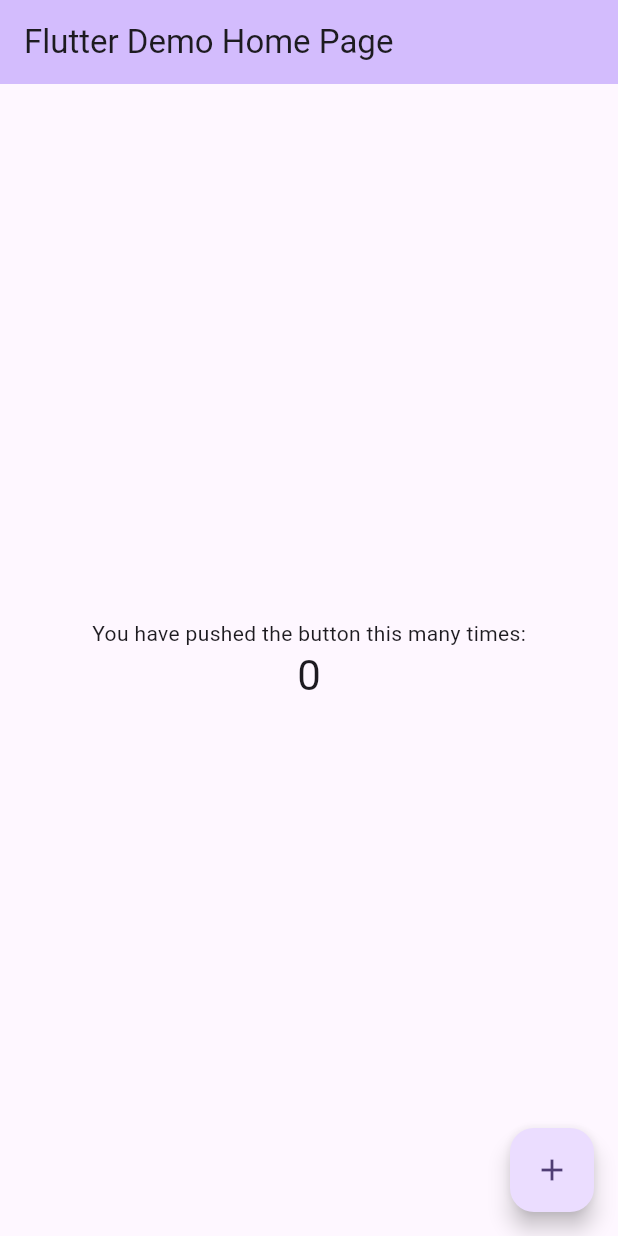
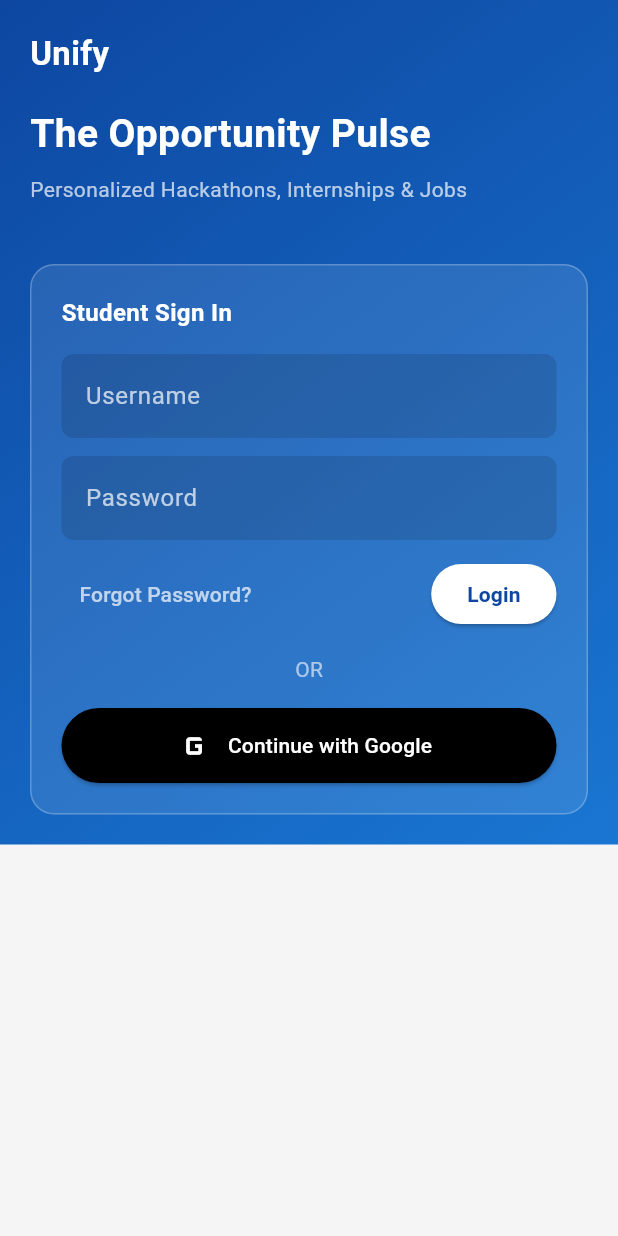
Before and after one commit to Naveen-kit/opportunity_pulse, a Flutter app: the screen it shows after launch, on a phone screen of 412 x 824 dp. Run offline on Flutter 3.47's test engine with Material 3 defaults, Android fonts, the light colour scheme and no system bars.

Commit message:
Final UniPulse app (login + dashboard + filters + API + UI)

```diff
--- a/lib/main.dart
+++ b/lib/main.dart
@@ -1,122 +1,24 @@
 import 'package:flutter/material.dart';
+import 'screens/login_screen.dart';
 
 void main() {
-  runApp(const MyApp());
+  runApp(const UnifyApp());
 }
 
-class MyApp extends StatelessWidget {
-  const MyApp({super.key});
+class UnifyApp extends StatelessWidget {
+  const UnifyApp({super.key});
 
-  // This widget is the root of your application.
   @override
   Widget build(BuildContext context) {
     return MaterialApp(
-      title: 'Flutter Demo',
+      title: 'Unify - Opportunity Pulse',
+      debugShowCheckedModeBanner: false,
       theme: ThemeData(
-        // This is the theme of your application.
-        //
-        // TRY THIS: Try running your application with "flutter run". You'll see
-        // the application has a purple toolbar. Then, without quitting the app,
-        // try changing the seedColor in the colorScheme below to Colors.green
-        // and then invoke "hot reload" (save your changes or press the "hot
-        // reload" button in a Flutter-supported IDE, or press "r" if you used
-        // the command line to start the app).
-        //
-        // Notice that the counter didn't reset back to zero; the application
-        // state is not lost during the reload. To reset the state, use hot
-        // restart instead.
-        //
-        // This works for code too, not just values: Most code changes can be
-        // tested with just a hot reload.
-        colorScheme: .fromSeed(seedColor: Colors.deepPurple),
+        primaryColor: const Color(0xFF0D47A1),
+        scaffoldBackgroundColor: Colors.grey[100],
+        colorScheme: ColorScheme.fromSeed(seedColor: const Color(0xFF0D47A1)),
       ),
-      home: const MyHomePage(title: 'Flutter Demo Home Page'),
+      home: const LoginScreen(),
     );
   }
 }
-
-class MyHomePage extends StatefulWidget {
-  const MyHomePage({super.key, required this.title});
-
-  // This widget is the home page of your application. It is stateful, meaning
-  // that it has a State object (defined below) that contains fields that affect
-  // how it looks.
-
-  // This class is the configuration for the state. It holds the values (in this
-  // case the title) provided by the parent (in this case the App widget) and
-  // used by the build method of the State. Fields in a Widget subclass are
-  // always marked "final".
-
-  final String title;
-
-  @override
-  State<MyHomePage> createState() => _MyHomePageState();
-}
-
-class _MyHomePageState extends State<MyHomePage> {
-  int _counter = 0;
-
-  void _incrementCounter() {
-    setState(() {
-      // This call to setState tells the Flutter framework that something has
-      // changed in this State, which causes it to rerun the build method below
-      // so that the display can reflect the updated values. If we changed
-      // _counter without calling setState(), then the build method would not be
-      // called again, and so nothing would appear to happen.
-      _counter++;
-    });
-  }
-
-  @override
-  Widget build(BuildContext context) {
-    // This method is rerun every time setState is called, for instance as done
-    // by the _incrementCounter method above.
-    //
-    // The Flutter framework has been optimized to make rerunning build methods
-    // fast, so that you can just rebuild anything that needs updating rather
-    // than having to individually change instances of widgets.
-    return Scaffold(
-      appBar: AppBar(
-        // TRY THIS: Try changing the color here to a specific color (to
-        // Colors.amber, perhaps?) and trigger a hot reload to see the AppBar
-        // change color while the other colors stay the same.
-        backgroundColor: Theme.of(context).colorScheme.inversePrimary,
-        // Here we take the value from the MyHomePage object that was created by
-        // the App.build method, and use it to set our appbar title.
-        title: Text(widget.title),
-      ),
-      body: Center(
-        // Center is a layout widget. It takes a single child and positions it
-        // in the middle of the parent.
-        child: Column(
-          // Column is also a layout widget. It takes a list of children and
-          // arranges them vertically. By default, it sizes itself to fit its
-          // children horizontally, and tries to be as tall as its parent.
-          //
-          // Column has various properties to control how it sizes itself and
-          // how it positions its children. Here we use mainAxisAlignment to
-          // center the children vertically; the main axis here is the vertical
-          // axis because Columns are vertical (the cross axis would be
-          // horizontal).
-          //
-          // TRY THIS: Invoke "debug painting" (choose the "Toggle Debug Paint"
-          // action in the IDE, or press "p" in the console), to see the
-          // wireframe for each widget.
-          mainAxisAlignment: .center,
-          children: [
-            const Text('You have pushed the button this many times:'),
-            Text(
-              '$_counter',
-              style: Theme.of(context).textTheme.headlineMedium,
-            ),
-          ],
-        ),
-      ),
-      floatingActionButton: FloatingActionButton(
-        onPressed: _incrementCounter,
-        tooltip: 'Increment',
-        child: const Icon(Icons.add),
-      ),
-    );
-  }
-}
--- /dev/null
+++ b/lib/screens/login_screen.dart
@@ -0,0 +1,139 @@
+import 'package:flutter/material.dart';
+import '../services/auth_service.dart';
+import 'dashboard_screen.dart';
+
+class LoginScreen extends StatefulWidget {
+  const LoginScreen({super.key});
+
+  @override
+  State<LoginScreen> createState() => _LoginScreenState();
+}
+
+class _LoginScreenState extends State<LoginScreen> {
+  final TextEditingController usernameController = TextEditingController();
+  final TextEditingController passwordController = TextEditingController();
+  bool isLoading = false;
+
+  void handleLogin() async {
+    String user = usernameController.text;
+    String pass = passwordController.text;
+
+    if (user.isEmpty || pass.isEmpty) {
+      ScaffoldMessenger.of(context).showSnackBar(
+        const SnackBar(content: Text("Please fill all fields")),
+      );
+      return;
+    }
+
+    setState(() => isLoading = true);
+
+    bool success = await AuthService.login(user, pass);
+
+    setState(() => isLoading = false);
+
+    if (success && mounted) {
+      Navigator.pushReplacement(
+        context,
+        MaterialPageRoute(builder: (context) => const DashboardScreen()),
+      );
+    }
+  }
+
+  @override
+  Widget build(BuildContext context) {
+    return Scaffold(
+      body: Container(
+        width: double.infinity,
+        decoration: const BoxDecoration(
+          gradient: LinearGradient(
+            colors: [Color(0xFF0D47A1), Color(0xFF1976D2)],
+            begin: Alignment.topLeft,
+            end: Alignment.bottomRight,
+          ),
+        ),
+        child: SafeArea(
+          child: Padding(
+            padding: const EdgeInsets.all(20),
+            child: SingleChildScrollView(
+              child: Column(
+                crossAxisAlignment: CrossAxisAlignment.start,
+                children: [
+                  const Text("Unify", style: TextStyle(color: Colors.white, fontSize: 22, fontWeight: FontWeight.bold)),
+                  const SizedBox(height: 20),
+                  const Text("The Opportunity Pulse", style: TextStyle(color: Colors.white, fontSize: 26, fontWeight: FontWeight.bold)),
+                  const SizedBox(height: 8),
+                  const Text("Personalized Hackathons, Internships & Jobs", style: TextStyle(color: Colors.white70, fontSize: 14)),
+                  const SizedBox(height: 40),
+
+                  Container(
+                    padding: const EdgeInsets.all(20),
+                    decoration: BoxDecoration(
+                      color: Colors.white.withOpacity(0.1),
+                      borderRadius: BorderRadius.circular(16),
+                      border: Border.all(color: Colors.white24),
+                    ),
+                    child: Column(
+                      crossAxisAlignment: CrossAxisAlignment.start,
+                      children: [
+                        const Text("Student Sign In", style: TextStyle(color: Colors.white, fontSize: 16, fontWeight: FontWeight.bold)),
+                        const SizedBox(height: 16),
+                        TextField(
+                          controller: usernameController,
+                          style: const TextStyle(color: Colors.white),
+                          decoration: InputDecoration(
+                            hintText: "Username",
+                            hintStyle: const TextStyle(color: Colors.white70),
+                            filled: true,
+                            fillColor: Colors.black12,
+                            border: OutlineInputBorder(borderRadius: BorderRadius.circular(8), borderSide: BorderSide.none),
+                          ),
+                        ),
+                        const SizedBox(height: 12),
+                        TextField(
+                          controller: passwordController,
+                          obscureText: true,
+                          style: const TextStyle(color: Colors.white),
+                          decoration: InputDecoration(
+                            hintText: "Password",
+                            hintStyle: const TextStyle(color: Colors.white70),
+                            filled: true,
+                            fillColor: Colors.black12,
+                            border: OutlineInputBorder(borderRadius: BorderRadius.circular(8), borderSide: BorderSide.none),
+                          ),
+                        ),
+                        const SizedBox(height: 12),
+                        Row(
+                          mainAxisAlignment: MainAxisAlignment.spaceBetween,
+                          children: [
+                            TextButton(onPressed: () {}, child: const Text("Forgot Password?", style: TextStyle(color: Colors.white70))),
+                            isLoading
+                              ? const CircularProgressIndicator(color: Colors.white)
+                              : ElevatedButton(
+                                  style: ElevatedButton.styleFrom(backgroundColor: Colors.white, foregroundColor: Colors.blue[900]),
+                                  onPressed: handleLogin,
+                                  child: const Text("Login", style: TextStyle(fontWeight: FontWeight.bold)),
+                                ),
+                          ],
+                        ),
+                        const Padding(
+                          padding: EdgeInsets.symmetric(vertical: 16),
+                          child: Center(child: Text("OR", style: TextStyle(color: Colors.white60))),
+                        ),
+                        ElevatedButton.icon(
+                          style: ElevatedButton.styleFrom(backgroundColor: Colors.black, minimumSize: const Size(double.infinity, 50)),
+                          onPressed: () {},
+                          icon: const Icon(Icons.g_mobiledata, size: 28, color: Colors.white),
+                          label: const Text("Continue with Google", style: TextStyle(color: Colors.white)),
+                        ),
+                      ],
+                    ),
+                  ),
+                ],
+              ),
+            ),
+          ),
+        ),
+      ),
+    );
+  }
+}
--- /dev/null
+++ b/lib/services/auth_service.dart
@@ -0,0 +1,13 @@
+class AuthService {
+  // Mock login function
+  static Future<bool> login(String username, String password) async {
+    // Simulate network delay for realism
+    await Future.delayed(const Duration(seconds: 1));
+
+    // Accept any non-empty credentials for the hackathon demo
+    if (username.isNotEmpty && password.isNotEmpty) {
+      return true;
+    }
+    return false;
+  }
+}
--- a/pubspec.yaml
+++ b/pubspec.yaml
@@ -34,6 +34,11 @@ dependencies:
   # The following adds the Cupertino Icons font to your application.
   # Use with the CupertinoIcons class for iOS style icons.
   cupertino_icons: ^1.0.8
+
+   # ADD THESE
+  firebase_core: ^2.30.0
+  firebase_auth: ^4.17.0
+  google_sign_in: ^6.2.1
 
 dev_dependencies:
   flutter_test:
```
Also changed, not shown: lib/screens/dashboard_screen.dart (added, +167 -0 lines), lib/screens/job_details_screen.dart (added, +102 -0 lines), pubspec.lock, 7 other files.
